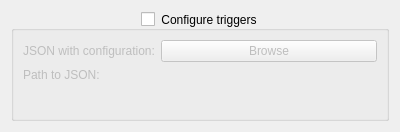
First picture: the form in biogui/resources/trigger_config_widget.ui, repository pulp-bio/biogui, before the edit.
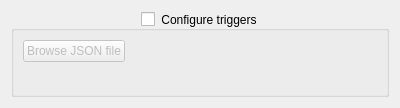
Second picture: the form after the edit.

```diff
--- a/biogui/resources/trigger_config_widget.ui
+++ b/biogui/resources/trigger_config_widget.ui
@@ -7,7 +7,7 @@
     <x>0</x>
     <y>0</y>
     <width>400</width>
-    <height>132</height>
+    <height>108</height>
    </rect>
   </property>
   <property name="windowTitle">
@@ -30,34 +30,23 @@
      </property>
      <layout class="QFormLayout" name="formLayout">
       <property name="fieldGrowthPolicy">
-       <enum>QFormLayout::AllNonFixedFieldsGrow</enum>
+       <enum>QFormLayout::ExpandingFieldsGrow</enum>
       </property>
-      <item row="2" column="0">
-       <widget class="QLabel" name="label1">
+      <item row="3" column="0">
+       <widget class="QPushButton" name="browseTriggerConfigButton">
         <property name="text">
-         <string>JSON with configuration:</string>
+         <string>Browse JSON file</string>
         </property>
        </widget>
       </item>
-      <item row="2" column="1">
-       <widget class="QPushButton" name="browseJSONButton">
-        <property name="text">
-         <string>Browse</string>
-        </property>
-       </widget>
-      </item>
-      <item row="4" column="0">
-       <widget class="QLabel" name="label2">
-        <property name="text">
-         <string>Path to JSON:</string>
-        </property>
-       </widget>
-      </item>
-      <item row="4" column="1">
-       <widget class="QLabel" name="configJSONPathLabel">
+      <item row="3" column="1">
+       <widget class="QLabel" name="triggerConfigPathLabel">
         <property name="text">
          <string/>
         </property>
+        <property name="wordWrap">
+         <bool>true</bool>
+        </property>
        </widget>
       </item>
      </layout>
```
